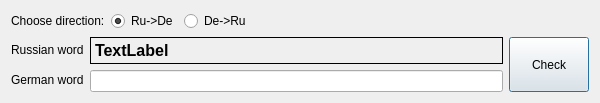
lelika1/disturber, file studywindow.ui: the form before one commit.
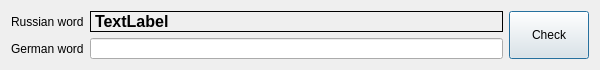
The form after the commit. Custom widgets are drawn as their Qt base class.

The edit to the form file:
```diff
--- a/studywindow.ui
+++ b/studywindow.ui
@@ -10,7 +10,7 @@
     <x>0</x>
     <y>0</y>
     <width>600</width>
-    <height>103</height>
+    <height>70</height>
    </rect>
   </property>
   <property name="sizePolicy">
@@ -22,13 +22,13 @@
   <property name="minimumSize">
    <size>
     <width>600</width>
-    <height>103</height>
+    <height>70</height>
    </size>
   </property>
   <property name="maximumSize">
    <size>
     <width>600</width>
-    <height>103</height>
+    <height>70</height>
    </size>
   </property>
   <property name="cursor">
@@ -37,52 +37,7 @@
   <property name="windowTitle">
    <string>Study session</string>
   </property>
-  <layout class="QVBoxLayout" name="verticalLayout_4">
-   <item>
-    <layout class="QHBoxLayout" name="horizontalLayout_3">
-     <item>
-      <widget class="QLabel" name="label_3">
-       <property name="text">
-        <string>Choose direction:</string>
-       </property>
-      </widget>
-     </item>
-     <item>
-      <widget class="QRadioButton" name="ru_deButton">
-       <property name="text">
-        <string>Ru-&gt;De</string>
-       </property>
-       <property name="checked">
-        <bool>true</bool>
-       </property>
-      </widget>
-     </item>
-     <item>
-      <widget class="QRadioButton" name="de_ruButton">
-       <property name="text">
-        <string>De-&gt;Ru</string>
-       </property>
-      </widget>
-     </item>
-     <item>
-      <spacer name="horizontalSpacer">
-       <property name="orientation">
-        <enum>Qt::Horizontal</enum>
-       </property>
-       <property name="sizeHint" stdset="0">
-        <size>
-         <width>40</width>
-         <height>20</height>
-        </size>
-       </property>
-      </spacer>
-     </item>
-    </layout>
-   </item>
-   <item>
-    <layout class="QVBoxLayout" name="verticalLayout_3">
-     <item>
-      <layout class="QHBoxLayout" name="horizontalLayout_2">
+  <layout class="QHBoxLayout" name="horizontalLayout">
        <item>
         <layout class="QVBoxLayout" name="verticalLayout">
          <item>
@@ -150,10 +105,6 @@
           <string>Check</string>
          </property>
         </widget>
-       </item>
-      </layout>
-     </item>
-    </layout>
    </item>
   </layout>
  </widget>
```
Lines whose indentation alone changed are shown as unchanged.
